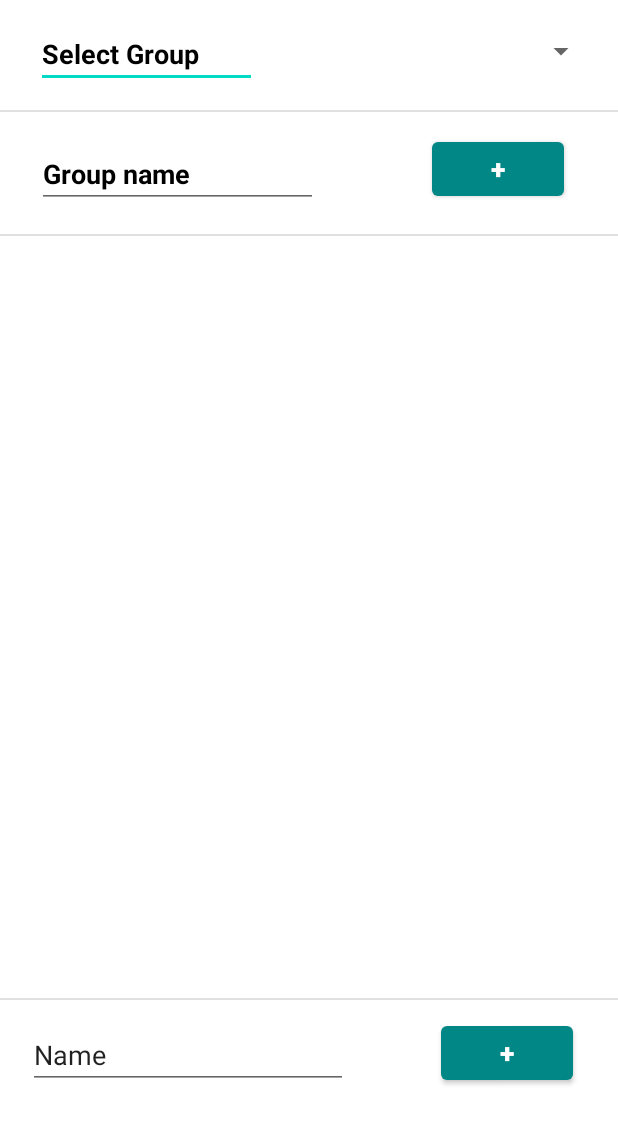
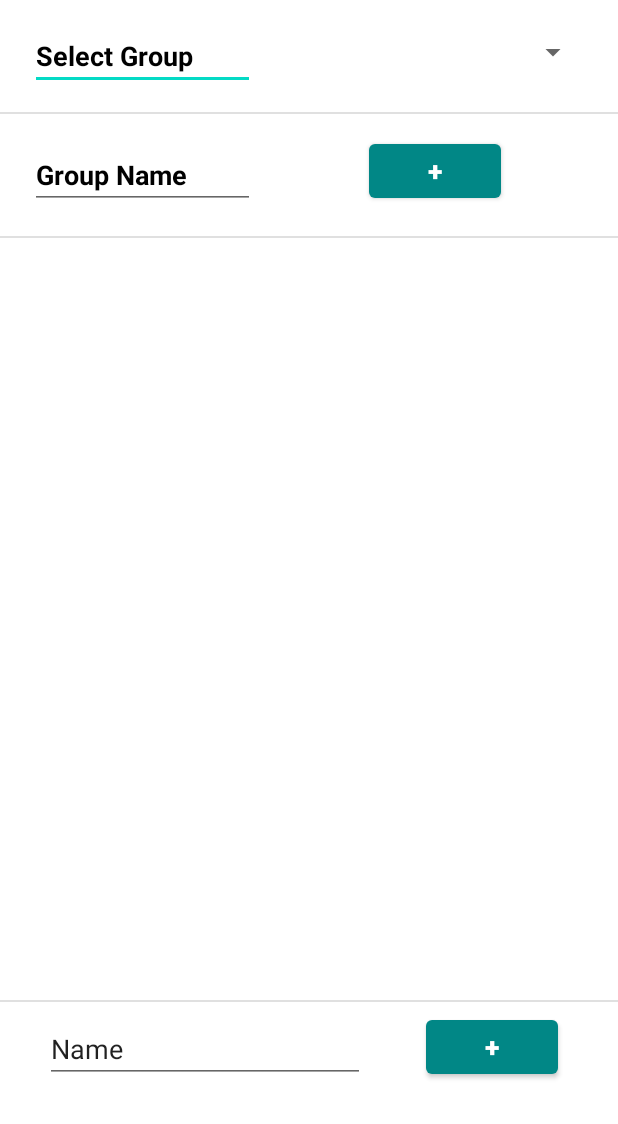
Before and after one commit to sw21-tug/Team_22, an Android app: the layout fragement_display_group.xml on its own in the app's theme, with its tools: preview values and no code run, on a phone screen of 412 x 824 dp. Shown: the top 1124 px of the screen. Run offline under Robolectric (Android 15) with nearby library versions, the phone set to English and light mode, and no system bars.

Commit message:
L4G-10 added functionality and updated the UI [BT,RJ]

```diff
--- a/Client/app/src/main/java/com/Client/Table/ui/displaygroup/DisplayGroupFragment.kt
+++ b/Client/app/src/main/java/com/Client/Table/ui/displaygroup/DisplayGroupFragment.kt
@@ -25,7 +25,7 @@ class DisplayGroupFragment : Fragment() {
     lateinit var groups : MutableList<String>
     lateinit var groupName: TextView
     lateinit var memberName: TextView
-    lateinit var saveGroupBtn: Button
+    lateinit var addGroupBtn: Button
     lateinit var addMemberBtn: Button
     lateinit var membersList: ListView
     lateinit var membersAdapter: ArrayAdapter<String>
@@ -44,7 +44,7 @@ class DisplayGroupFragment : Fragment() {
         groupViewModel = DisplayGroupViewModel()
         groupName = root.findViewById(R.id.groupNameText)
         memberName = root.findViewById(R.id.addPersonText)
-        saveGroupBtn = root.findViewById(R.id.saveGroupBtn)
+        addGroupBtn = root.findViewById(R.id.saveGroupBtn)
         addMemberBtn = root.findViewById(R.id.addPlayerBtn)
         membersList = root.findViewById(R.id.groupListView)
         selectGroupSpinner = root.findViewById<Spinner>(R.id.selectGroupSpinner)
@@ -57,6 +57,12 @@ class DisplayGroupFragment : Fragment() {
             membersAdapter.notifyDataSetChanged()
             true
         }
+        addGroupBtn.setOnClickListener {
+            groupViewModel.addGroup(groupName.text.toString())
+            groupAdapter.notifyDataSetChanged()
+           // groupViewModel.fetchGroupData(groupName.text.toString())
+        }
+
         groups = ArrayList()
         groupAdapter = ArrayAdapter(this.requireContext(), android.R.layout.simple_list_item_1, groups)
         selectGroupSpinner.adapter=groupAdapter
--- a/Client/app/src/main/java/com/Client/Table/ui/displaygroup/DisplayGroupViewModel.kt
+++ b/Client/app/src/main/java/com/Client/Table/ui/displaygroup/DisplayGroupViewModel.kt
@@ -60,12 +60,13 @@ class DisplayGroupViewModel() : ViewModel() {
 
     fun addGroup(name:String){
         group_members.value?.let{
-            val mylist: MutableList<String> = ArrayList<String>(_group_name_list.value)
+            val mylist: MutableList<String> = ArrayList<String>()
             if (mylist.contains(name)) {
                 _error_val.value = R.string.cannot_create_group_with_same_name
                 return@let
             }
             mylist.add(name)
+            mylist.addAll(_group_name_list.value!!)
             _group_name_list.value = mylist
         }
     }
--- a/Client/app/src/main/res/layout/fragement_display_group.xml
+++ b/Client/app/src/main/res/layout/fragement_display_group.xml
@@ -13,21 +13,18 @@
 
         <EditText
             android:id="@+id/groupNameText"
-            android:layout_width="187dp"
-            android:layout_height="41dp"
-            android:layout_marginStart="25dp"
+            android:layout_width="150dp"
+            android:layout_height="40dp"
+            android:layout_marginStart="20dp"
             android:layout_marginTop="10dp"
-            android:layout_marginEnd="200dp"
             android:layout_marginBottom="10dp"
             android:fontFamily="sans-serif"
             android:gravity="center_vertical"
-            android:text="Group name"
+            android:text="@string/group_name"
             android:textColor="@color/black"
             android:textSize="18sp"
             android:textStyle="bold"
             app:layout_constraintBottom_toTopOf="@+id/divider2"
-            app:layout_constraintEnd_toEndOf="parent"
-            app:layout_constraintHorizontal_bias="1.0"
             app:layout_constraintStart_toStartOf="parent"
             app:layout_constraintTop_toBottomOf="@+id/divider3" />
 
@@ -35,7 +32,7 @@
             android:id="@+id/addPlayerBtn"
             android:layout_width="wrap_content"
             android:layout_height="wrap_content"
-            android:layout_marginStart="288dp"
+            android:layout_marginStart="31dp"
             android:layout_marginEnd="30dp"
             android:layout_marginBottom="10dp"
             android:text="+"
@@ -44,20 +41,19 @@
             app:backgroundTint="@color/teal_700"
             app:layout_constraintBottom_toBottomOf="parent"
             app:layout_constraintEnd_toEndOf="parent"
-            app:layout_constraintHorizontal_bias="1.0"
-            app:layout_constraintStart_toStartOf="parent" />
+            app:layout_constraintStart_toEndOf="@+id/addPersonText" />
 
         <EditText
             android:id="@+id/addPersonText"
             android:layout_width="wrap_content"
-            android:layout_height="wrap_content"
+            android:layout_height="40dp"
+            android:layout_marginStart="20dp"
             android:layout_marginBottom="10dp"
             android:ems="10"
             android:inputType="textPersonName"
-            android:text="Name"
+            android:text="@string/add_name"
             app:layout_constraintBottom_toBottomOf="parent"
             app:layout_constraintEnd_toStartOf="@+id/addPlayerBtn"
-            app:layout_constraintHorizontal_bias="0.231"
             app:layout_constraintStart_toStartOf="parent" />
 
         <View
@@ -135,21 +131,22 @@
 
         <EditText
             android:id="@+id/editTextTextPersonName2"
-            android:layout_width="147dp"
-            android:layout_height="39dp"
+            android:layout_width="150dp"
+            android:layout_height="40dp"
             android:layout_marginStart="20dp"
             android:layout_marginTop="10dp"
-            android:layout_marginEnd="10dp"
             android:layout_marginBottom="5dp"
+            android:editable="false"
             android:ems="10"
-            android:text="Select Group"
+            android:inputType="none"
+            android:text="@string/select_group"
             android:textColor="@color/black"
             android:textSize="18sp"
             android:textStyle="bold"
             app:layout_constraintBottom_toTopOf="@+id/divider3"
-            app:layout_constraintEnd_toStartOf="@+id/selectGroupSpinner"
             app:layout_constraintStart_toStartOf="parent"
             app:layout_constraintTop_toTopOf="parent" />
+
 
         <View
             android:id="@+id/divider2"
--- a/Client/app/src/main/res/values/strings.xml
+++ b/Client/app/src/main/res/values/strings.xml
@@ -67,4 +67,8 @@
     <string name="cannot_create_group_with_same_name">Cannot create group with the same name twice</string>
     <string name="menu_group">Group</string>
 
+    <string name="select_group">Select Group</string>
+    <string name="group_name">Group Name</string>
+    <string name="add_name">Name</string>
+
 </resources>
```
Also changed, not shown: 1 other file.
